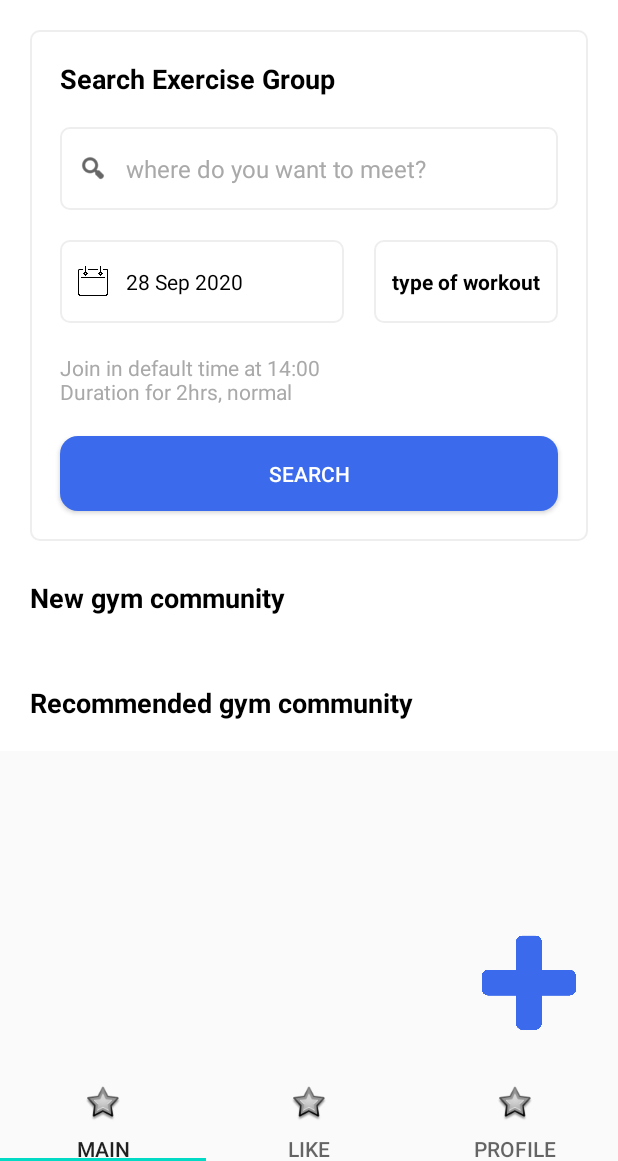
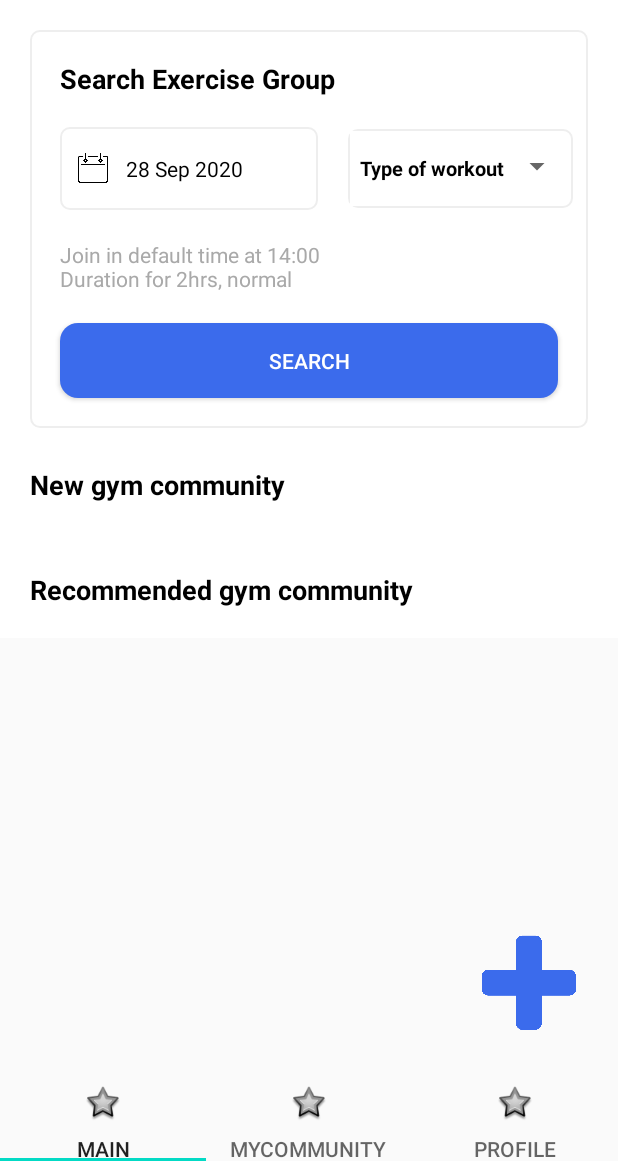
Before and after one commit to ScottieKim/android-gcm, an Android app: the MainActivity screen opened directly, with no data from a screen before it, on a phone screen of 412 x 824 dp, the part 75-1236 px from its top. Run offline under Robolectric (Android 15) with nearby library versions, the phone set to English and light mode, and no system bars; our stand-ins replace Firebase (no records; nobody signed in at launch, a user with empty details on screens opened directly), data binding; libraries missing offline, so code that uses them is left out: io.realm; pictures from the network do not load; 1 statement that could not run was skipped.

Commit message:
Create: Search List

```diff
--- a/app/src/main/AndroidManifest.xml
+++ b/app/src/main/AndroidManifest.xml
@@ -36,6 +36,7 @@
         <activity android:name=".view.activity.MapActivity" />
         <activity android:name=".view.activity.AlertActivity" />
         <activity android:name=".view.activity.ManageRequestActivity" />
+        <activity android:name=".view.activity.SearchActivity" />
 
         <meta-data
             android:name="com.google.android.gms.version"
--- a/app/src/main/java/com/github/scott/gcm/data/viewmodel/MainViewModel.kt
+++ b/app/src/main/java/com/github/scott/gcm/data/viewmodel/MainViewModel.kt
@@ -13,7 +13,12 @@ class MainViewModel : ViewModel() {
     var moveCreate = CalledData()
     var moveAlert = CalledData()
     var moveRequest = CalledData()
+    var moveSearch = CalledData()
+    var showSearchDate = CalledData()
     var logout = CalledData()
+
+    var searchDate = ""
+    var searchType = ""
 
     fun loggingAllUser() {
         val list = dbUtil.getAllEntities<User>()
@@ -74,6 +79,14 @@ class MainViewModel : ViewModel() {
         moveRequest.call()
     }
 
+    fun onClickShowSearchDate() {
+        showSearchDate.call()
+    }
+
+    fun onClickSearch() {
+        moveSearch.call()
+    }
+
     class CalledData : MutableLiveData<Boolean>() {
         fun call() {
             postValue(true)
--- a/app/src/main/java/com/github/scott/gcm/view/fragment/MainFragment.kt
+++ b/app/src/main/java/com/github/scott/gcm/view/fragment/MainFragment.kt
@@ -1,25 +1,23 @@
 package com.github.scott.gcm.view.fragment
 
 import android.os.Bundle
-import android.util.Log
 import android.view.LayoutInflater
 import android.view.View
 import android.view.ViewGroup
+import android.widget.ArrayAdapter
 import androidx.databinding.DataBindingUtil
 import androidx.fragment.app.Fragment
 import androidx.lifecycle.ViewModelProvider
-import com.github.scott.gcm.view.adapter.CommunityListAdapter
 import com.github.scott.gcm.R
-import com.github.scott.gcm.data.model.Community
-import com.github.scott.gcm.data.DBUtil
 import com.github.scott.gcm.data.viewmodel.MainViewModel
 import com.github.scott.gcm.databinding.FragmentMainBinding
 import com.github.scott.gcm.view.activity.MainActivity
-import kotlinx.android.synthetic.main.fragment_main.view.*
+import com.github.scott.gcm.view.adapter.CommunityListAdapter
 
 class MainFragment : Fragment() {
     private lateinit var binding: FragmentMainBinding
     private lateinit var viewModel: MainViewModel
+    private var isFirst = true
 
     // 1
     override fun onCreateView(
@@ -43,6 +41,22 @@ class MainFragment : Fragment() {
         binding.recyclerviewMainNew.adapter = CommunityListAdapter(list)
         binding.recyclerviewMainRecom.adapter = CommunityListAdapter(list)
         binding.viewModel = viewModel
+
+        val sList = listOf("Basketball", "Golf", "Soccer")
+        binding.spinnerCreateCommunitytype.adapter =
+            ArrayAdapter(binding.root.context, R.layout.item_spinner, R.id.textview_spinner, sList)
+
+        binding.spinnerCreateCommunitytype.addOnLayoutChangeListener(View.OnLayoutChangeListener { view, i, i1, i2, i3, i4, i5, i6, i7 ->
+            val position: Int = binding.spinnerCreateCommunitytype.selectedItemPosition
+            if (isFirst) {
+                isFirst = false
+            } else {
+                // viewModel.setCommunityType(list[position])
+                viewModel.searchType = sList[position]
+                binding.textviewCreateCommunitytype.text = sList[position]
+            }
+        })
+
     }
 
     fun refreshList() {
@@ -50,4 +64,8 @@ class MainFragment : Fragment() {
         (binding.recyclerviewMainNew.adapter as CommunityListAdapter).setNewList(list)
     }
 
+    fun setSearchDate(date: String) {
+        binding.textviewMainSearchDate.text = date
+    }
+
 }
--- a/app/src/main/res/layout/fragment_main.xml
+++ b/app/src/main/res/layout/fragment_main.xml
@@ -1,5 +1,6 @@
 <?xml version="1.0" encoding="utf-8"?>
-<layout>
+<layout xmlns:android="http://schemas.android.com/apk/res/android"
+    xmlns:app="http://schemas.android.com/apk/res-auto">
 
     <data>
 
@@ -8,8 +9,7 @@
             type="com.github.scott.gcm.data.viewmodel.MainViewModel" />
     </data>
 
-    <ScrollView xmlns:android="http://schemas.android.com/apk/res/android"
-        xmlns:app="http://schemas.android.com/apk/res-auto"
+    <ScrollView
         android:layout_width="match_parent"
         android:layout_height="match_parent">
 
@@ -53,34 +53,6 @@
                         app:layout_constraintLeft_toLeftOf="parent"
                         app:layout_constraintTop_toTopOf="parent" />
 
-                    <LinearLayout
-                        android:id="@+id/linearlayout_main_search"
-                        android:layout_width="match_parent"
-                        android:layout_height="55dp"
-                        android:layout_margin="20dp"
-                        android:background="@drawable/button_grey"
-                        android:orientation="horizontal"
-                        app:layout_constraintLeft_toLeftOf="parent"
-                        app:layout_constraintRight_toRightOf="parent"
-                        app:layout_constraintTop_toBottomOf="@+id/textview_main_search">
-
-                        <ImageView
-                            android:layout_width="20dp"
-                            android:layout_height="20dp"
-                            android:layout_gravity="center_vertical"
-                            android:layout_margin="12dp"
-                            android:src="@android:drawable/ic_menu_search"
-                            app:tint="@color/black" />
-
-                        <TextView
-                            style="@style/ContentStyle"
-                            android:layout_width="wrap_content"
-                            android:layout_height="wrap_content"
-                            android:layout_gravity="center_vertical"
-                            android:text="where do you want to meet?"
-                            android:textSize="16sp" />
-
-                    </LinearLayout>
 
                     <LinearLayout
                         android:id="@+id/linearlayout_main_calendar"
@@ -88,10 +60,11 @@
                         android:layout_height="55dp"
                         android:layout_margin="20dp"
                         android:background="@drawable/button_grey"
+                        android:onClick="@{()->viewModel.onClickShowSearchDate()}"
                         android:orientation="horizontal"
                         app:layout_constraintLeft_toLeftOf="parent"
                         app:layout_constraintRight_toLeftOf="@+id/textview_main_search_type"
-                        app:layout_constraintTop_toBottomOf="@+id/linearlayout_main_search">
+                        app:layout_constraintTop_toBottomOf="@+id/textview_main_search">
 
                         <ImageView
                             android:layout_width="20dp"
@@ -101,6 +74,7 @@
                             android:src="@drawable/calendar_icon" />
 
                         <TextView
+                            android:id="@+id/textview_main_search_date"
                             style="@style/TitleStyle"
                             android:layout_width="0dp"
                             android:layout_height="wrap_content"
@@ -112,22 +86,38 @@
 
                     </LinearLayout>
 
-                    <TextView
+
+                    <FrameLayout
                         android:id="@+id/textview_main_search_type"
-                        style="@style/TitleStyle"
-                        android:layout_width="wrap_content"
-                        android:layout_height="55dp"
-                        android:layout_gravity="center_vertical"
-                        android:layout_marginEnd="20dp"
+                        android:layout_width="150dp"
+                        android:layout_height="wrap_content"
+                        android:layout_marginEnd="10dp"
                         android:background="@drawable/button_grey"
-                        android:gravity="center"
-                        android:padding="12dp"
-                        android:text="type of workout"
-                        android:textSize="14sp"
                         app:layout_constraintBottom_toBottomOf="@+id/linearlayout_main_calendar"
+                        app:layout_constraintHorizontal_bias="1"
                         app:layout_constraintLeft_toRightOf="@+id/linearlayout_main_calendar"
                         app:layout_constraintRight_toRightOf="parent"
-                        app:layout_constraintTop_toTopOf="@+id/linearlayout_main_calendar" />
+                        app:layout_constraintTop_toTopOf="@+id/linearlayout_main_calendar">
+
+                        <Spinner
+                            android:id="@+id/spinner_create_communitytype"
+                            android:layout_width="match_parent"
+                            android:layout_height="50dp"
+                            android:dropDownVerticalOffset="52dp" />
+
+                        <TextView
+                            android:id="@+id/textview_create_communitytype"
+                            style="@style/TitleStyle"
+                            android:layout_width="110dp"
+                            android:layout_height="50dp"
+                            android:layout_margin="1dp"
+                            android:background="@color/white"
+                            android:gravity="center"
+                            android:text="Type of workout"
+                            android:textSize="@dimen/textsize_13" />
+
+                    </FrameLayout>
+
 
                     <TextView
                         android:id="@+id/textview_main_search_desc"
@@ -151,9 +141,11 @@
                         android:layout_marginRight="20dp"
                         android:layout_marginBottom="20dp"
                         android:background="@drawable/button_blue"
+                        android:onClick="@{()->viewModel.onClickSearch()}"
                         android:text="search"
                         android:textColor="@color/white"
                         app:layout_constraintBottom_toBottomOf="parent"
+                        app:layout_constraintHorizontal_bias="0.0"
                         app:layout_constraintLeft_toLeftOf="parent"
                         app:layout_constraintRight_toRightOf="parent"
                         app:layout_constraintTop_toBottomOf="@+id/textview_main_search_desc" />
--- a/app/src/main/res/values/strings.xml
+++ b/app/src/main/res/values/strings.xml
@@ -67,4 +67,9 @@
     <!-- Notification -->
     <string name="notification_content_format">You got an invitation from %s.\nWould you like to accept the invitation?</string>
 
+    <!-- Search -->
+    <string name="search_title">Search</string>
+
+
+
 </resources>
```
Also changed, not shown: app/src/main/java/com/github/scott/gcm/CommonUtil.kt (+4 -3 lines), app/src/main/java/com/github/scott/gcm/data/DBUtil.kt (+14 -0 lines), app/src/main/java/com/github/scott/gcm/data/viewmodel/SearchViewModel.kt (added, +38 -0 lines), app/src/main/java/com/github/scott/gcm/view/activity/CreateActivity.kt (+7 -9 lines), app/src/main/java/com/github/scott/gcm/view/activity/MainActivity.kt (+42 -2 lines), app/src/main/java/com/github/scott/gcm/view/activity/SearchActivity.kt (added, +37 -0 lines), app/src/main/java/com/github/scott/gcm/view/adapter/CommunityListAdapter.kt (+16 -3 lines), app/src/main/java/com/github/scott/gcm/view/fragment/MyCommunityFragment.kt (added, +23 -0 lines), app/src/main/res/layout/activity_search.xml (added, +61 -0 lines), app/src/main/res/layout/fragment_mycommunity.xml (added, +54 -0 lines).
